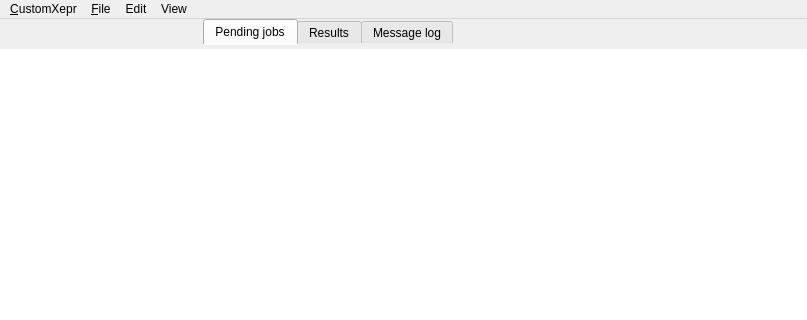
The window that xeprtools/customxepr_ui_macos.ui (OE-FET/customxepr) describes before a commit, drawn with Qt 5; both pictures show x 0 to 807 and y 0 to 320 of the 807 by 664 pixel window.
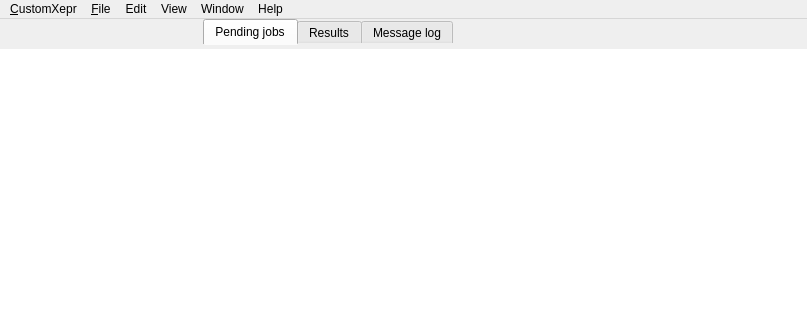
The same window after the commit. Custom widgets are drawn as their Qt base class.

Commit message: new menu bar group "Window"

The edit to the form file:
```diff
--- a/xeprtools/customxepr_ui_macos.ui
+++ b/xeprtools/customxepr_ui_macos.ui
@@ -761,10 +761,25 @@
      <string>Edit</string>
     </property>
    </widget>
+   <widget class="QMenu" name="menuWindow">
+    <property name="title">
+     <string>Window</string>
+    </property>
+    <addaction name="actionMinimize"/>
+    <addaction name="actionZoom"/>
+    <addaction name="separator"/>
+   </widget>
+   <widget class="QMenu" name="menuHelp">
+    <property name="title">
+     <string>Help</string>
+    </property>
+   </widget>
    <addaction name="menu_CustomXepr"/>
    <addaction name="menu_Files"/>
    <addaction name="menuEdit"/>
    <addaction name="menuView"/>
+   <addaction name="menuWindow"/>
+   <addaction name="menuHelp"/>
   </widget>
   <action name="action_About">
    <property name="text">
```
Left out of the diff: 69 changed lines with no effect on the pictures. The commit also changes 1 other file.
